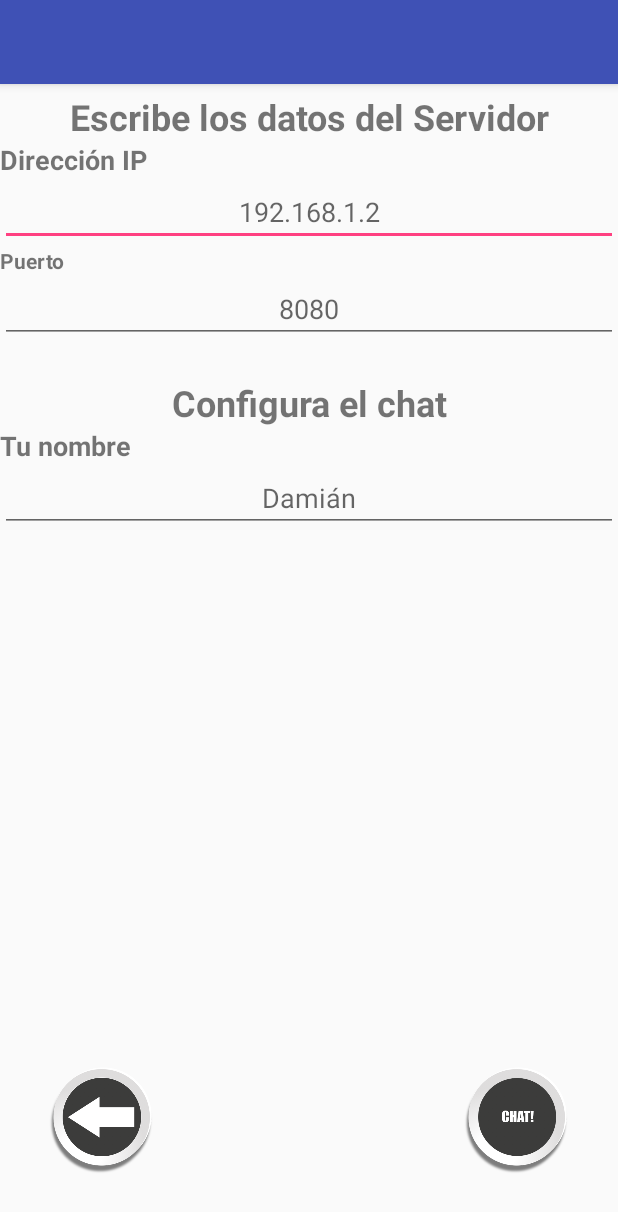
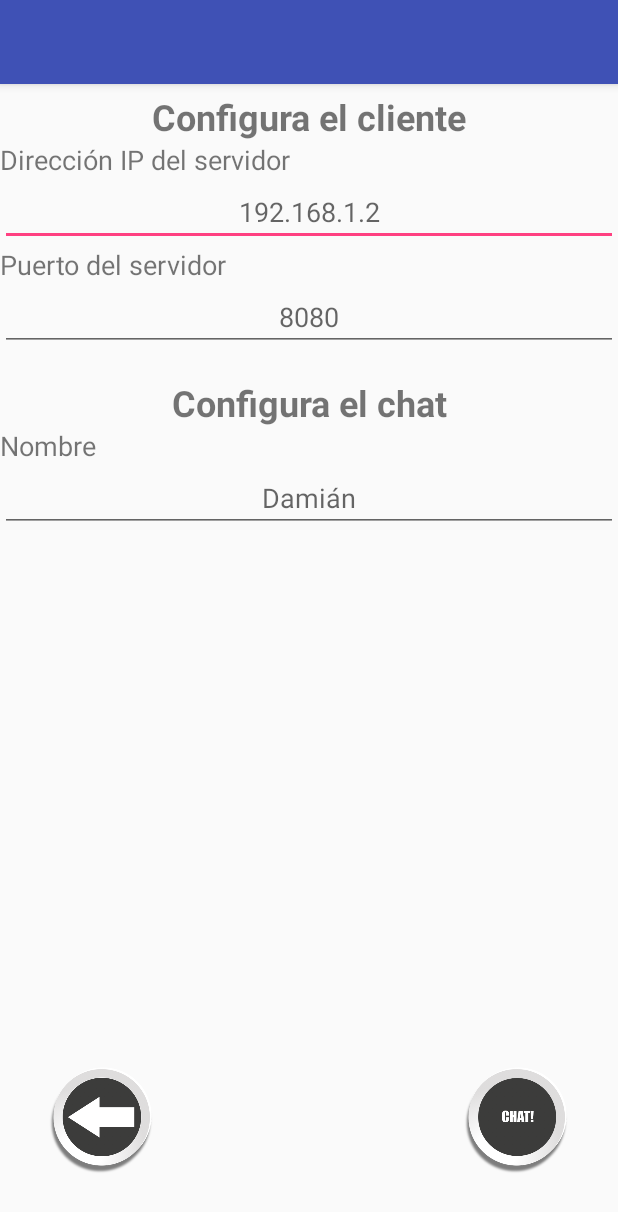
Before and after one commit to eduldtv/Sockets, an Android app: the ClaseCliente screen opened directly, with no data from a screen before it, on a phone screen of 412 x 824 dp. Shown: the top 1212 px of the screen. Run offline under Robolectric (Android 15) with nearby library versions, the phone set to English and light mode, and no system bars.

Commit message:
Merge remote-tracking branch 'origin/master'
# Conflicts:
#	app/src/main/res/layout/layout_clase_principal.xml

```diff
--- a/app/src/main/res/layout/activity_clase_cliente.xml
+++ b/app/src/main/res/layout/activity_clase_cliente.xml
@@ -33,7 +33,7 @@
             android:id="@+id/t_datosCliente"
             android:layout_width="match_parent"
             android:layout_height="wrap_content"
-            android:text="Escribe los datos del Servidor"
+            android:text="Configura el cliente"
             android:textAlignment="center"
             android:textSize="24sp"
             android:textStyle="bold"
@@ -44,10 +44,9 @@
             android:id="@+id/textView3"
             android:layout_width="wrap_content"
             android:layout_height="wrap_content"
-            android:text="Dirección IP"
+            android:text="Dirección IP del servidor"
             android:textColorLink="@color/colorPrimary"
             android:textSize="18sp"
-            android:textStyle="bold"
             tools:layout_editor_absoluteX="16dp"
             tools:layout_editor_absoluteY="83dp" />
 
@@ -64,8 +63,8 @@
             android:id="@+id/t_puerto"
             android:layout_width="match_parent"
             android:layout_height="wrap_content"
-            android:text="Puerto"
-            android:textStyle="bold" />
+            android:text="Puerto del servidor"
+            android:textSize="18sp" />
 
         <EditText
             android:id="@+id/editText2"
@@ -102,10 +101,9 @@
             android:id="@+id/t_nombre"
             android:layout_width="match_parent"
             android:layout_height="wrap_content"
-            android:text="Tu nombre"
+            android:text="Nombre"
             android:textColorLink="@color/colorPrimary"
             android:textSize="18sp"
-            android:textStyle="bold"
             tools:layout_editor_absoluteX="16dp"
             tools:layout_editor_absoluteY="83dp" />
 
```
